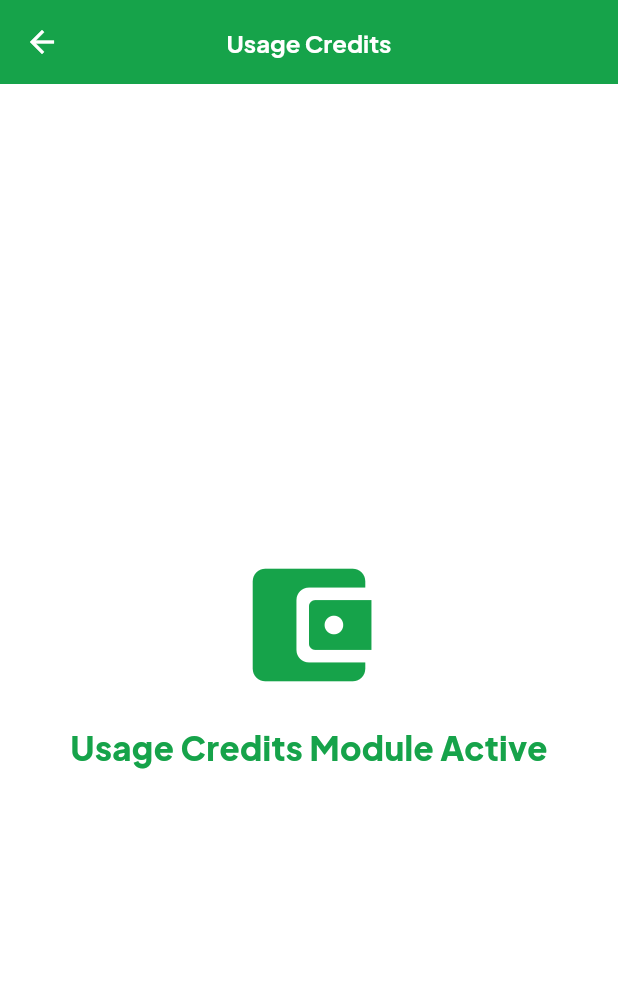
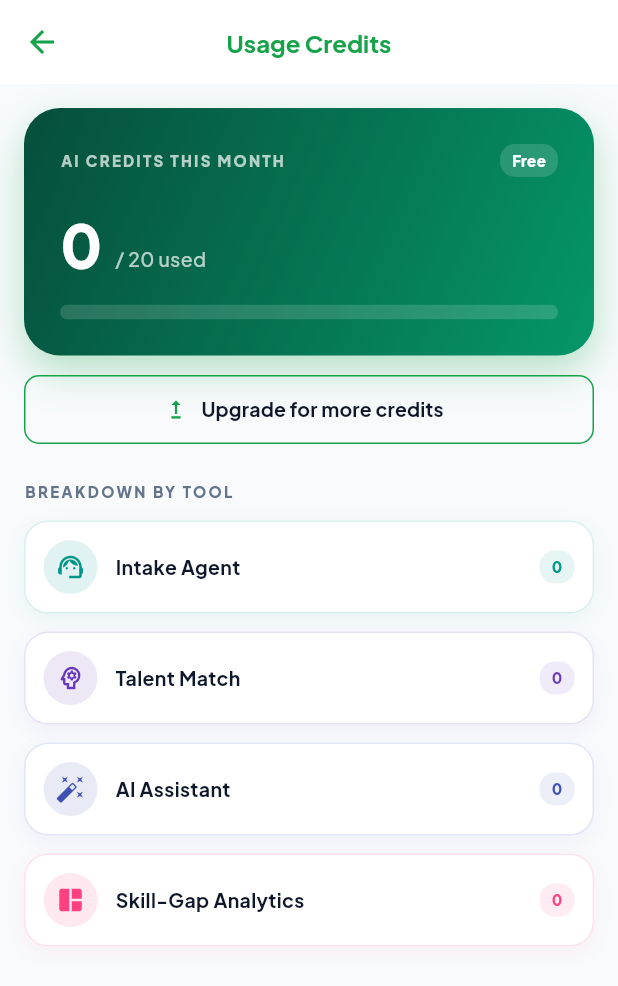
Before and after one commit to Sujithreddy10/pro-recruit-ai, a Flutter app: the RecruiterMasterHub screen opened directly, in the side drawer, after a tap on "Usage Credits", on a phone screen of 412 x 824 dp. Shown: the top 986 px of the screen. Run offline on Flutter 3.47's test engine with Material 3 defaults, Android fonts, the light colour scheme and no system bars; our stand-ins replace file_picker, flutter_dotenv, google_fonts, pdf, share_plus, speech_to_text and 1 more; missing offline and left inert: onesignal_flutter; accounts and stored records are empty.

Commit message:
Add Usage Credits screen with real per-tool breakdown

```diff
--- a/lib/features/recruiter/recruiter_root.dart
+++ b/lib/features/recruiter/recruiter_root.dart
@@ -8,6 +8,7 @@ import 'package:pro_recruit_ai/shared/app_design_system.dart';
 import 'package:pro_recruit_ai/features/recruiter/screens/scheduler_screen.dart';
 import 'package:pro_recruit_ai/features/recruiter/screens/collab_hub_screen.dart';
 import 'package:pro_recruit_ai/features/recruiter/screens/subscription_plan_screen.dart';
+import 'package:pro_recruit_ai/features/recruiter/screens/usage_credits_screen.dart';
 import 'package:flutter/material.dart';
 import 'package:google_fonts/google_fonts.dart';
 import 'package:pro_recruit_ai/shared/common_widgets.dart';
@@ -838,13 +839,7 @@ class _RecruiterMasterHubState extends State<RecruiterMasterHub> {
             Navigator.pop(context);
             Navigator.push(
               context,
-              MaterialPageRoute(
-                builder: (c) => const FeatureDisplayPage(
-                  title: "Usage Credits",
-                  color: Color(0xFF16A34A),
-                  icon: Icons.account_balance_wallet_rounded,
-                ),
-              ),
+              MaterialPageRoute(builder: (c) => const UsageCreditsScreen()),
             );
           }),
           const Divider(),
--- /dev/null
+++ b/lib/features/recruiter/screens/usage_credits_screen.dart
@@ -0,0 +1,227 @@
+import 'package:flutter/material.dart';
+import 'package:supabase_flutter/supabase_flutter.dart';
+import 'package:pro_recruit_ai/shared/app_design_system.dart';
+import 'package:pro_recruit_ai/features/recruiter/screens/subscription_plan_screen.dart';
+
+class UsageCreditsScreen extends StatefulWidget {
+  const UsageCreditsScreen({super.key});
+
+  @override
+  State<UsageCreditsScreen> createState() => _UsageCreditsScreenState();
+}
+
+class _UsageCreditsScreenState extends State<UsageCreditsScreen> {
+  late Future<Map<String, dynamic>> _usageFuture;
+
+  static const _tierLimits = {'free': 20, 'pro': 200, 'enterprise': -1};
+  static const _tierLabels = {'free': 'Free', 'pro': 'Pro', 'enterprise': 'Enterprise'};
+
+  static const _featureMeta = {
+    'intake-chat': {'label': 'Intake Agent', 'icon': Icons.support_agent, 'color': Colors.teal},
+    'match-score': {'label': 'Talent Match', 'icon': Icons.psychology_outlined, 'color': Colors.deepPurple},
+    'generate-draft': {'label': 'AI Assistant', 'icon': Icons.auto_fix_high, 'color': Colors.indigo},
+    'skill-gap': {'label': 'Skill-Gap Analytics', 'icon': Icons.auto_awesome_mosaic, 'color': Colors.pinkAccent},
+  };
+
+  @override
+  void initState() {
+    super.initState();
+    _usageFuture = _fetchUsageData();
+  }
+
+  Future<Map<String, dynamic>> _fetchUsageData() async {
+    final userId = Supabase.instance.client.auth.currentUser?.id;
+    if (userId == null) {
+      return {'tier': 'free', 'total': 0, 'byFeature': <String, int>{}};
+    }
+
+    final profile = await Supabase.instance.client
+        .from('profiles')
+        .select('subscription_tier')
+        .eq('id', userId)
+        .maybeSingle();
+    final tier = profile?['subscription_tier'] as String? ?? 'free';
+
+    final now = DateTime.now();
+    final startOfMonth = DateTime(now.year, now.month, 1);
+
+    final logs = await Supabase.instance.client
+        .from('ai_usage_log')
+        .select('feature')
+        .eq('user_id', userId)
+        .gte('created_at', startOfMonth.toIso8601String());
+
+    final rows = List<Map<String, dynamic>>.from(logs);
+    final byFeature = <String, int>{};
+    for (final r in rows) {
+      final f = r['feature'] as String;
+      byFeature[f] = (byFeature[f] ?? 0) + 1;
+    }
+
+    return {'tier': tier, 'total': rows.length, 'byFeature': byFeature};
+  }
+
+  @override
+  Widget build(BuildContext context) {
+    return Scaffold(
+      backgroundColor: AppColors.surfaceAlt,
+      appBar: AppBar(
+        title: Text("Usage Credits", style: AppTypography.titleMedium.copyWith(color: const Color(0xFF16A34A))),
+        backgroundColor: AppColors.surface,
+        iconTheme: const IconThemeData(color: Color(0xFF16A34A)),
+        elevation: 0,
+      ),
+      body: FutureBuilder<Map<String, dynamic>>(
+        future: _usageFuture,
+        builder: (context, snapshot) {
+          if (snapshot.connectionState == ConnectionState.waiting) {
+            return const Center(child: CircularProgressIndicator());
+          }
+          if (snapshot.hasError) {
+            return Center(child: Text("Error: ${snapshot.error}", style: AppTypography.bodyMedium));
+          }
+
+          final data = snapshot.data ?? {'tier': 'free', 'total': 0, 'byFeature': <String, int>{}};
+          final tier = data['tier'] as String;
+          final total = data['total'] as int;
+          final byFeature = data['byFeature'] as Map<String, int>;
+          final limit = _tierLimits[tier] ?? 20;
+          final isUnlimited = limit < 0;
+          final ratio = isUnlimited ? 0.0 : (limit == 0 ? 1.0 : (total / limit).clamp(0.0, 1.0));
+          final nearLimit = !isUnlimited && ratio >= 0.7;
+
+          final meterColor = isUnlimited
+              ? Colors.tealAccent
+              : ratio >= 0.9
+                  ? AppColors.error
+                  : ratio >= 0.7
+                      ? AppColors.warning
+                      : Colors.greenAccent;
+
+          return ListView(
+            padding: EdgeInsets.all(AppSpacing.lg),
+            children: [
+              Container(
+                padding: EdgeInsets.all(AppSpacing.xl),
+                decoration: BoxDecoration(
+                  gradient: const LinearGradient(
+                    colors: [Color(0xFF064E3B), Color(0xFF059669)],
+                    begin: Alignment.topLeft,
+                    end: Alignment.bottomRight,
+                  ),
+                  borderRadius: AppBorderRadius.large,
+                  boxShadow: [BoxShadow(color: AppColors.success.withValues(alpha: 0.3), blurRadius: 22, offset: const Offset(0, 10))],
+                ),
+                child: Column(
+                  crossAxisAlignment: CrossAxisAlignment.start,
+                  children: [
+                    Row(
+                      mainAxisAlignment: MainAxisAlignment.spaceBetween,
+                      children: [
+                        Text("AI CREDITS THIS MONTH", style: AppTypography.sectionHeader.copyWith(color: Colors.white70, letterSpacing: 1.5)),
+                        Container(
+                          padding: EdgeInsets.symmetric(horizontal: AppSpacing.sm, vertical: AppSpacing.xs),
+                          decoration: BoxDecoration(color: Colors.white.withValues(alpha: 0.15), borderRadius: AppBorderRadius.small),
+                          child: Text(_tierLabels[tier] ?? 'Free', style: AppTypography.captionBold.copyWith(color: Colors.white)),
+                        ),
+                      ],
+                    ),
+                    SizedBox(height: AppSpacing.lg),
+                    Row(
+                      crossAxisAlignment: CrossAxisAlignment.end,
+                      children: [
+                        Text("$total", style: AppTypography.headlineLarge.copyWith(color: Colors.white, fontSize: 40)),
+                        Padding(
+                          padding: const EdgeInsets.only(bottom: 8, left: 6),
+                          child: Text(
+                            isUnlimited ? " / Unlimited" : " / $limit used",
+                            style: AppTypography.bodyMedium.copyWith(color: Colors.white70),
+                          ),
+                        ),
+                      ],
+                    ),
+                    SizedBox(height: AppSpacing.md),
+                    ClipRRect(
+                      borderRadius: AppBorderRadius.small,
+                      child: LinearProgressIndicator(
+                        value: isUnlimited ? 1.0 : ratio,
+                        minHeight: 10,
+                        backgroundColor: Colors.white.withValues(alpha: 0.15),
+                        color: meterColor,
+                      ),
+                    ),
+                    if (nearLimit) ...[
+                      SizedBox(height: AppSpacing.md),
+                      Row(children: [
+                        Icon(Icons.warning_amber_rounded, color: Colors.amberAccent, size: 16),
+                        SizedBox(width: AppSpacing.xs),
+                        Expanded(
+                          child: Text(
+                            "You're close to your monthly limit.",
+                            style: AppTypography.caption.copyWith(color: Colors.amberAccent),
+                          ),
+                        ),
+                      ]),
+                    ],
+                  ],
+                ),
+              ),
+              if (tier != 'enterprise') ...[
+                SizedBox(height: AppSpacing.md),
+                SizedBox(
+                  width: double.infinity,
+                  child: OutlinedButton.icon(
+                    onPressed: () => Navigator.push(context, MaterialPageRoute(builder: (c) => const SubscriptionPlanScreen())),
+                    icon: const Icon(Icons.upgrade, size: 18),
+                    label: Text("Upgrade for more credits", style: AppTypography.bodyMediumBold),
+                    style: OutlinedButton.styleFrom(
+                      foregroundColor: AppColors.success,
+                      side: BorderSide(color: AppColors.success),
+                      minimumSize: const Size(0, 46),
+                      shape: RoundedRectangleBorder(borderRadius: AppBorderRadius.small),
+                    ),
+                  ),
+                ),
+              ],
+              SizedBox(height: AppSpacing.xl),
+              Text("BREAKDOWN BY TOOL", style: AppTypography.sectionHeader),
+              SizedBox(height: AppSpacing.md),
+              ..._featureMeta.entries.map((entry) {
+                final count = byFeature[entry.key] ?? 0;
+                final meta = entry.value;
+                final color = meta['color'] as Color;
+                return Container(
+                  margin: EdgeInsets.only(bottom: AppSpacing.md),
+                  padding: EdgeInsets.all(AppSpacing.md),
+                  decoration: BoxDecoration(
+                    color: AppColors.surface,
+                    borderRadius: AppBorderRadius.medium,
+                    border: Border.all(color: color.withValues(alpha: 0.15)),
+                    boxShadow: [BoxShadow(color: color.withValues(alpha: 0.06), blurRadius: 10, offset: const Offset(0, 4))],
+                  ),
+                  child: Row(
+                    children: [
+                      Container(
+                        padding: EdgeInsets.all(AppSpacing.sm),
+                        decoration: BoxDecoration(color: color.withValues(alpha: 0.12), shape: BoxShape.circle),
+                        child: Icon(meta['icon'] as IconData, color: color, size: 20),
+                      ),
+                      SizedBox(width: AppSpacing.md),
+                      Expanded(child: Text(meta['label'] as String, style: AppTypography.bodyMediumBold)),
+                      Container(
+                        padding: EdgeInsets.symmetric(horizontal: AppSpacing.sm, vertical: AppSpacing.xs),
+                        decoration: AppDecorations.pill(color),
+                        child: Text("$count", style: AppTypography.captionBold.copyWith(color: color)),
+                      ),
+                    ],
+                  ),
+                );
+              }),
+              const SizedBox(height: 40),
+            ],
+          );
+        },
+      ),
+    );
+  }
+}
```
